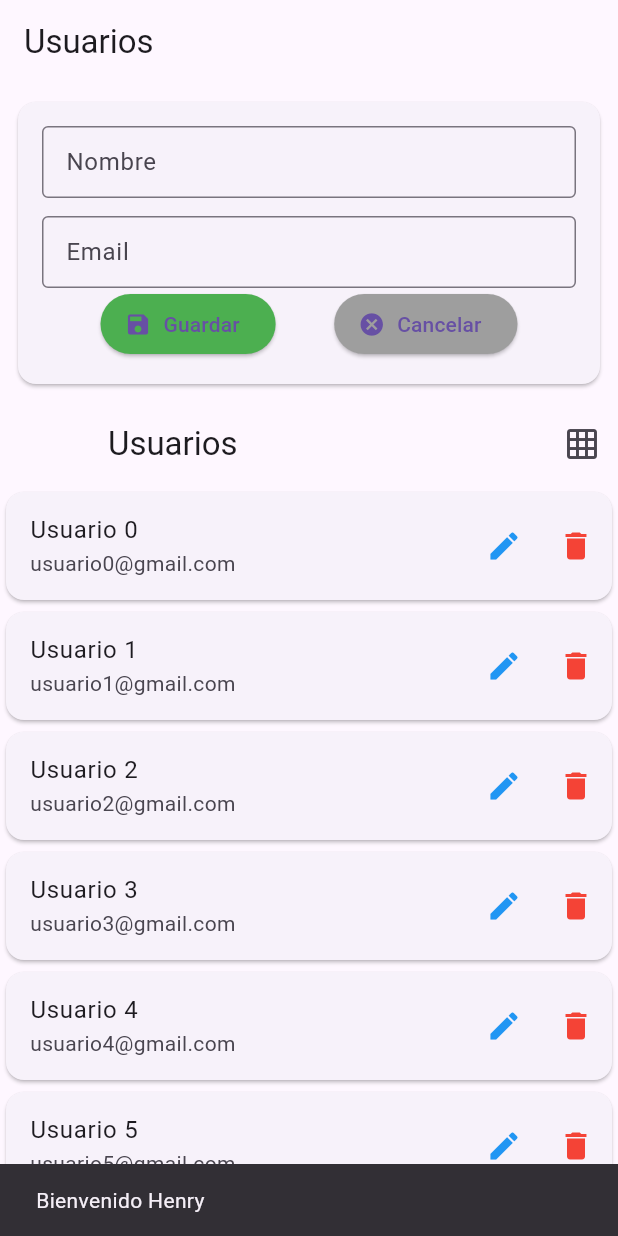
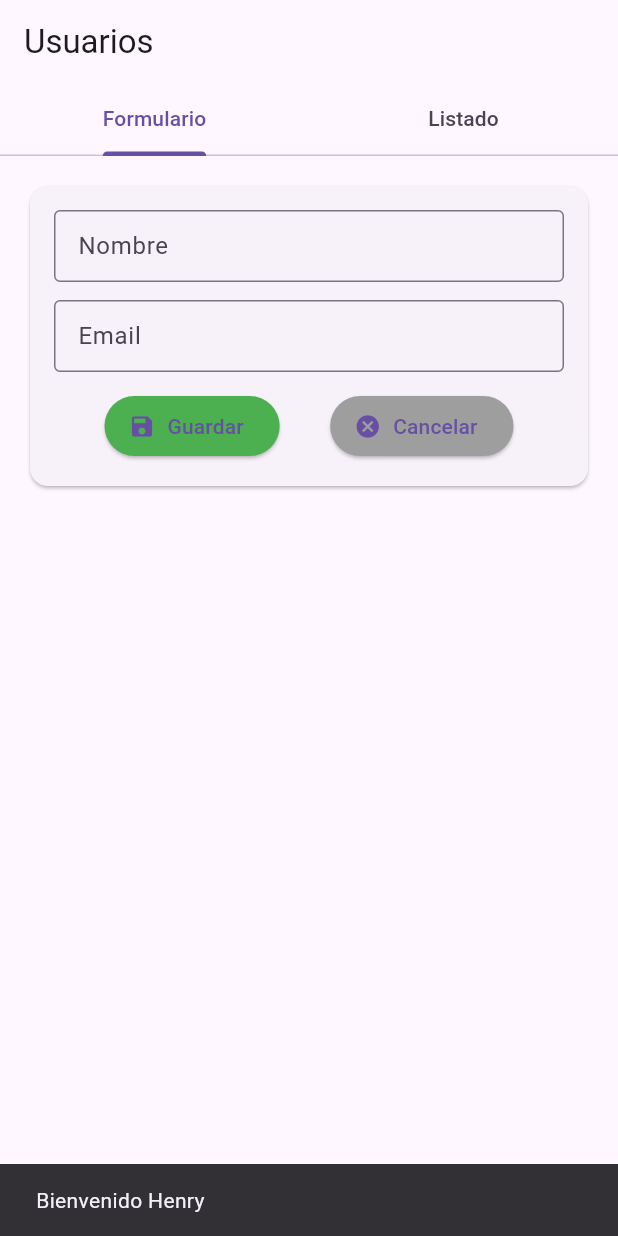
Before and after one commit to henvisi-1994/revolutiontech_flutter, a Flutter app: the screen it shows after launch, after a tap on "Login", on a phone screen of 412 x 824 dp. Run offline on Flutter 3.47's test engine with Material 3 defaults, Android fonts, the phone set to English and light mode, and no system bars; our stand-ins replace bloc, dio, flutter_bloc, flutter_dotenv; network calls fail.

Commit message:
generic Page

```diff
--- /dev/null
+++ b/lib/core/components/generic_page.dart
@@ -0,0 +1,152 @@
+import 'package:flutter/material.dart';
+import 'package:template_flutter/core/components/selectable_list_grid.dart';
+import 'package:template_flutter/core/shared/controller/infraestructure/base_controller.dart';
+import 'package:template_flutter/core/components/action_buttons.dart';
+import 'package:template_flutter/core/shared/http/domain/base_entity.dart';
+
+typedef FormBuilder<T> = Widget Function(
+    BuildContext context, T item, void Function(T) onChanged);
+
+typedef ItemBuilder<T> = Widget Function(T item, bool isSelected);
+
+class GenericPage<T extends BaseEntity> extends StatefulWidget {
+  final String title;
+  final BaseController<T> controller;
+  final List<T> items;
+  final FormBuilder<T> formBuilder;
+  final ItemBuilder<T> itemBuilder;
+
+  const GenericPage({
+    super.key,
+    required this.title,
+    required this.controller,
+    required this.items,
+    required this.formBuilder,
+    required this.itemBuilder,
+  });
+
+  @override
+  State<GenericPage<T>> createState() => _GenericPageState<T>();
+}
+
+class _GenericPageState<T extends BaseEntity> extends State<GenericPage<T>>
+    with SingleTickerProviderStateMixin {
+  late TabController tabController;
+  List<T> selectedItems = [];
+  T? editingItem;
+
+  @override
+  void initState() {
+    super.initState();
+    tabController = TabController(length: 2, vsync: this);
+  }
+
+  @override
+  void dispose() {
+    tabController.dispose();
+    super.dispose();
+  }
+
+  void startEditing(T item) {
+    setState(() {
+      editingItem = item;
+    });
+    tabController.animateTo(0);
+  }
+
+  void resetEditing() {
+    setState(() {
+      editingItem = null;
+    });
+  }
+
+  @override
+  Widget build(BuildContext context) {
+    return Scaffold(
+      appBar: AppBar(
+        title: Text(widget.title),
+        bottom: TabBar(
+          controller: tabController,
+          tabs: const [
+            Tab(text: "Formulario"),
+            Tab(text: "Listado"),
+          ],
+        ),
+      ),
+      body: TabBarView(
+        controller: tabController,
+        children: [
+          // 🔹 Formulario
+          // 🔹 Formulario
+          SingleChildScrollView(
+            padding: const EdgeInsets.all(16),
+            child: Card(
+              child: Padding(
+                padding: const EdgeInsets.all(16),
+                child: Column(
+                  children: [
+                    // 🔹 Usamos un item temporal si editingItem es null
+                    Builder(builder: (context) {
+                      final currentItem = editingItem ??
+                          widget.controller
+                              .reset(); // <- necesitas que BaseController tenga createEmpty()
+                      return Column(
+                        children: [
+                          widget.formBuilder(context, currentItem, (updated) {
+                            setState(() {
+                              editingItem = updated;
+                            });
+                          }),
+                          const SizedBox(height: 12),
+                          ActionButtons<T>(
+                            controller: widget.controller,
+                            item: currentItem,
+                            itemId: editingItem?.id?.toString(), // null = crear
+                            onReset: (nuevo) => resetEditing(),
+                          ),
+                        ],
+                      );
+                    }),
+                  ],
+                ),
+              ),
+            ),
+          ),
+
+          // 🔹 Listado
+          Column(
+            children: [
+              Expanded(
+                child: SelectableListGrid<T>(
+                  items: widget.items,
+                  title: widget.title,
+                  onSelectionChange: (selection) {
+                    setState(() => selectedItems = selection);
+                  },
+                  itemBuilder: widget.itemBuilder,
+                  onEdit: startEditing,
+                  onDelete: (item) {
+                    setState(() {
+                      widget.items.remove(item);
+                    });
+                    ScaffoldMessenger.of(context).showSnackBar(
+                      SnackBar(content: Text("Eliminado")),
+                    );
+                  },
+                ),
+              ),
+              if (selectedItems.isNotEmpty)
+                Padding(
+                  padding: const EdgeInsets.all(8.0),
+                  child: Text(
+                    "Seleccionados: ${selectedItems.length}",
+                    style: const TextStyle(fontWeight: FontWeight.bold),
+                  ),
+                ),
+            ],
+          ),
+        ],
+      ),
+    );
+  }
+}
--- a/lib/features/home/presentation/page/home.dart
+++ b/lib/features/home/presentation/page/home.dart
@@ -1,18 +1,12 @@
 import 'package:flutter/material.dart';
-import 'package:template_flutter/core/components/selectable_list_grid.dart';
+import 'package:template_flutter/core/components/generic_page.dart';
 import 'package:template_flutter/core/shared/controller/infraestructure/base_controller.dart';
 import 'package:template_flutter/features/auth/domain/entities/user.dart';
 import 'package:template_flutter/features/auth/infraestructure/usuario_controller.dart';
-import 'package:template_flutter/core/components/action_buttons.dart';
 
-class HomePage extends StatefulWidget {
-  const HomePage({super.key});
+class HomePage extends StatelessWidget {
+  HomePage({super.key});
 
-  @override
-  State<HomePage> createState() => _HomePageState();
-}
-
-class _HomePageState extends State<HomePage> {
   final List<User> users = List.generate(
     10,
     (i) => User(
@@ -22,53 +16,19 @@ class _HomePageState extends State<HomePage> {
     ),
   );
 
-  List<User> selectedUsers = [];
-  late final BaseController<User> controller;
-
-  // 🔹 Controladores para el formulario superior
-  final TextEditingController nameController = TextEditingController();
-  final TextEditingController emailController = TextEditingController();
-
-  // 🔹 Usuario en edición
-  User? editingUser;
-
-  @override
-  void initState() {
-    super.initState();
-    controller = UsuarioController();
-  }
-
-  void startEditing(User user) {
-    setState(() {
-      editingUser = user;
-      nameController.text = user.name;
-      emailController.text = user.email;
-    });
-  }
-
-  void saveEditing() {
-    if (editingUser != null) {
-      setState(() {
-        editingUser!.name = nameController.text;
-        editingUser!.email = emailController.text;
-        editingUser = null; // cerrar edición
-      });
-    }
-  }
+  final BaseController<User> controller = UsuarioController();
 
   @override
   Widget build(BuildContext context) {
-    return Scaffold(
-      appBar: AppBar(title: const Text("Usuarios")),
-      body: Column(
-        children: [
-          // 🔹 Formulario superior (solo visible si hay usuario en edición)
-          if (editingUser != null)
-            Card(
-              margin: const EdgeInsets.all(12),
-              child: Padding(
-                padding: const EdgeInsets.all(16),
-                child: Column(
+    return GenericPage<User>(
+      title: "Usuarios",
+      controller: controller,
+      items: users,
+      // 🔹 Formulario personalizable
+      formBuilder: (context, user, onChanged) {
+        final nameController = TextEditingController(text: user?.name ?? '');
+        final emailController = TextEditingController(text: user?.email ?? '');
+        return Column(
           children: [
             TextField(
               controller: nameController,
@@ -77,6 +37,7 @@ class _HomePageState extends State<HomePage> {
                 border: OutlineInputBorder(),
                 isDense: true,
               ),
+              onChanged: (v) => onChanged(user!..name = v),
             ),
             const SizedBox(height: 12),
             TextField(
@@ -86,31 +47,12 @@ class _HomePageState extends State<HomePage> {
                 border: OutlineInputBorder(),
                 isDense: true,
               ),
-                    ),
-                    ActionButtons<User>(
-                      controller: controller,
-                      item: editingUser!,
-                      itemId: editingUser!.id?.toString(),
-                      onReset: (nuevo) {
-                        setState(() {
-                          startEditing(nuevo);
-                          editingUser = null; // cerrar edición
-                        });
-                      },
+              onChanged: (v) => onChanged(user!..email = v),
             ),
           ],
-                ),
-              ),
-            ),
-
-          // 🔹 Lista de usuarios
-          Expanded(
-            child: SelectableListGrid<User>(
-              items: users,
-              title: "Usuarios",
-              onSelectionChange: (selection) {
-                setState(() => selectedUsers = selection);
+        );
       },
+      // 🔹 Cómo se ve cada item en la lista
       itemBuilder: (user, isSelected) {
         return ListTile(
           title: Text(user.name),
@@ -118,28 +60,6 @@ class _HomePageState extends State<HomePage> {
           selected: isSelected,
         );
       },
-              onEdit: (user) => {startEditing(user)},
-              onDelete: (user) {
-                setState(() {
-                  users.remove(user);
-                });
-                ScaffoldMessenger.of(context).showSnackBar(
-                  SnackBar(content: Text("Eliminado: ${user.name}")),
-                );
-              },
-            ),
-          ),
-
-          if (selectedUsers.isNotEmpty)
-            Padding(
-              padding: const EdgeInsets.all(8.0),
-              child: Text(
-                "Seleccionados: ${selectedUsers.length}",
-                style: const TextStyle(fontWeight: FontWeight.bold),
-              ),
-            ),
-        ],
-      ),
     );
   }
 }
```
Lines whose indentation alone changed are shown as unchanged.
